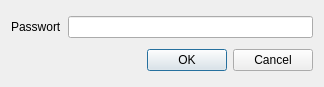
This is TuKi-Basar/PasswordInput.ui in Ulle84/UllesSourceCode as Qt 5 draws it before an edit. The edited form follows.
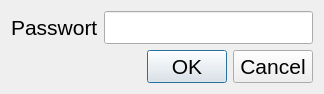
This is the edited form.

Commit message: + ui font sizes changed

What changed in the file:
```diff
--- a/TuKi-Basar/PasswordInput.ui
+++ b/TuKi-Basar/PasswordInput.ui
@@ -18,6 +18,11 @@
     <layout class="QHBoxLayout" name="horizontalLayout">
      <item>
       <widget class="QLabel" name="label">
+       <property name="font">
+        <font>
+         <pointsize>16</pointsize>
+        </font>
+       </property>
        <property name="text">
         <string>Passwort</string>
        </property>
@@ -25,6 +30,11 @@
      </item>
      <item>
       <widget class="QLineEdit" name="lineEditPassword">
+       <property name="font">
+        <font>
+         <pointsize>16</pointsize>
+        </font>
+       </property>
        <property name="echoMode">
         <enum>QLineEdit::Password</enum>
        </property>
@@ -34,6 +44,11 @@
    </item>
    <item>
     <widget class="QDialogButtonBox" name="buttonBox">
+     <property name="font">
+      <font>
+       <pointsize>16</pointsize>
+      </font>
+     </property>
      <property name="standardButtons">
       <set>QDialogButtonBox::Cancel|QDialogButtonBox::Ok</set>
      </property>
```
The commit also changes 5 other files.
